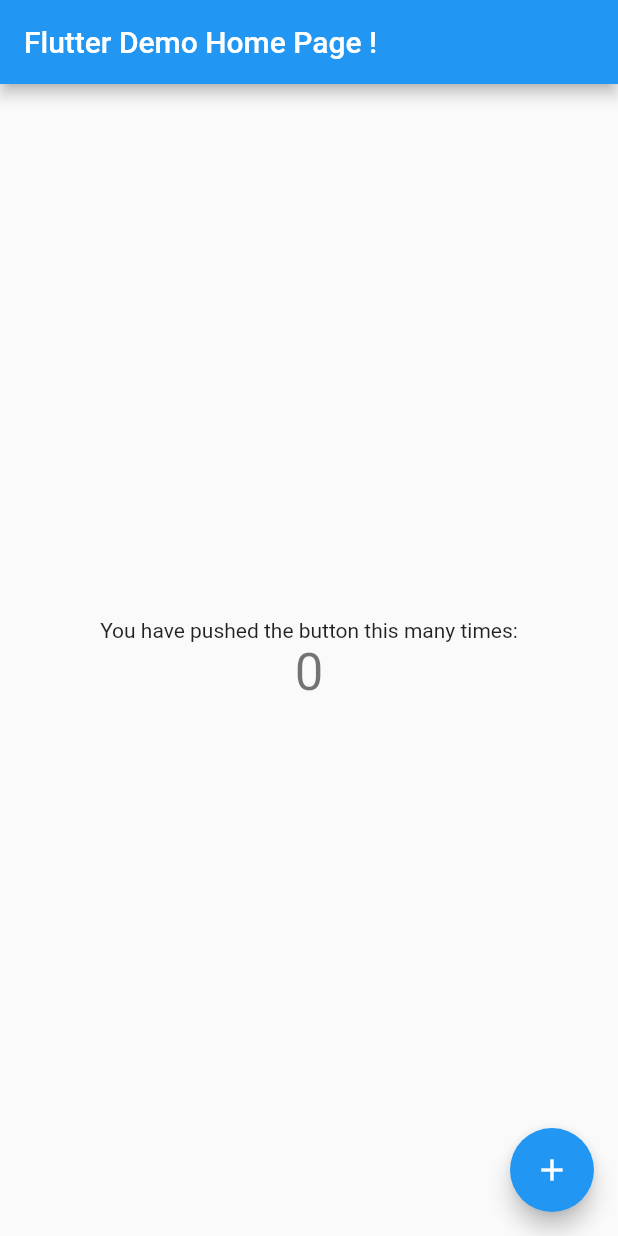
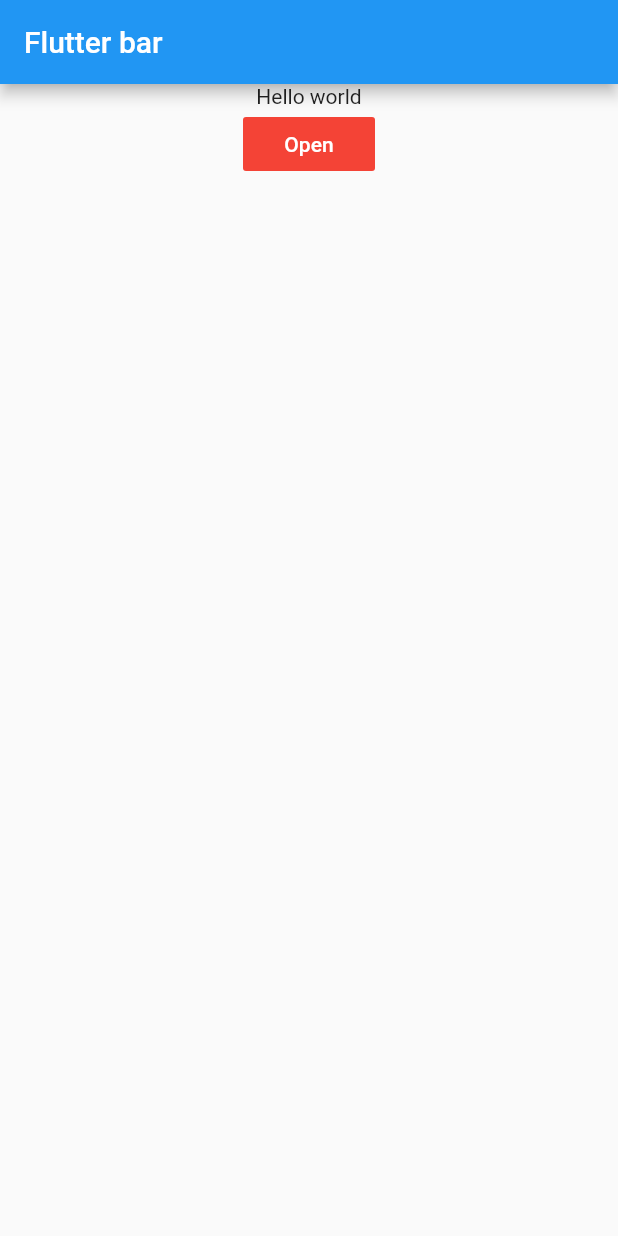
Before and after one commit to nenaz/flutter-movie, a Flutter app: the screen it shows after launch, on a phone screen of 412 x 824 dp. Run offline on Flutter 3.47's test engine with Material 2 defaults, Android fonts, the phone set to English and light mode, and no system bars.

Commit message:
lesson 1

```diff
--- a/lib/main.dart
+++ b/lib/main.dart
@@ -1,118 +1,42 @@
 import 'package:flutter/material.dart';
+import 'package:url_launcher/url_launcher.dart';
 
-void main() {
-  runApp(MyApp());
-}
-
-class MyApp extends StatelessWidget {
-  // This widget is the root of your application.
+class MyBody extends StatelessWidget {
   @override
   Widget build(BuildContext context) {
-    return MaterialApp(
-      debugShowCheckedModeBanner: false,
-      title: 'Flutter Demo',
-      theme: ThemeData(
-        // This is the theme of your application.
-        //
-        // Try running your application with "flutter run". You'll see the
-        // application has a blue toolbar. Then, without quitting the app, try
-        // changing the primarySwatch below to Colors.green and then invoke
-        // "hot reload" (press "r" in the console where you ran "flutter run",
-        // or simply save your changes to "hot reload" in a Flutter IDE).
-        // Notice that the counter didn't reset back to zero; the application
-        // is not restarted.
-        primarySwatch: Colors.blue,
-        // This makes the visual density adapt to the platform that you run
-        // the app on. For desktop platforms, the controls will be smaller and
-        // closer together (more dense) than on mobile platforms.
-        visualDensity: VisualDensity.adaptivePlatformDensity,
+    return new Center(
+      child: new Column(
+        children: <Widget>[
+          new Text('Hello world'),
+          new FlatButton(
+            onPressed: () async{
+              const url = 'https:yandex.ru';
+              if (await canLaunch(url)) {
+                await (launch(url));
+              } else {
+                throw('ERROR');
+              }
+            },
+            child: Text('Open'),
+            color: Colors.red,
+            textColor: Colors.white,
+          )
+        ],
       ),
-      home: MyHomePage(title: 'Flutter Demo Home Page !'),
     );
   }
 }
 
-class MyHomePage extends StatefulWidget {
-  MyHomePage({Key key, this.title}) : super(key: key);
-
-  // This widget is the home page of your application. It is stateful, meaning
-  // that it has a State object (defined below) that contains fields that affect
-  // how it looks.
-
-  // This class is the configuration for the state. It holds the values (in this
-  // case the title) provided by the parent (in this case the App widget) and
-  // used by the build method of the State. Fields in a Widget subclass are
-  // always marked "final".
-
-  final String title;
-
-  @override
-  _MyHomePageState createState() => _MyHomePageState();
+void main() {
+  runApp(
+    new MaterialApp(
+      debugShowCheckedModeBanner: false,
+      home: new Scaffold(
+        appBar: new AppBar(
+          title: new Text('Flutter bar'),
+        ),
+        body: new MyBody(),
+      )
+    )
+  );
 }
-
-class _MyHomePageState extends State<MyHomePage> {
-  int _counter = 0;
-
-  void _incrementCounter() {
-    setState(() {
-      // This call to setState tells the Flutter framework that something has
-      // changed in this State, which causes it to rerun the build method below
-      // so that the display can reflect the updated values. If we changed
-      // _counter without calling setState(), then the build method would not be
-      // called again, and so nothing would appear to happen.
-      _counter++;
-    });
-  }
-
-  @override
-  Widget build(BuildContext context) {
-    // This method is rerun every time setState is called, for instance as done
-    // by the _incrementCounter method above.
-    //
-    // The Flutter framework has been optimized to make rerunning build methods
-    // fast, so that you can just rebuild anything that needs updating rather
-    // than having to individually change instances of widgets.
-    return Scaffold(
-      appBar: AppBar(
-        // Here we take the value from the MyHomePage object that was created by
-        // the App.build method, and use it to set our appbar title.
-        title: Text(widget.title),
-      ),
-      body: Center(
-        // Center is a layout widget. It takes a single child and positions it
-        // in the middle of the parent.
-        child: Column(
-          // Column is also a layout widget. It takes a list of children and
-          // arranges them vertically. By default, it sizes itself to fit its
-          // children horizontally, and tries to be as tall as its parent.
-          //
-          // Invoke "debug painting" (press "p" in the console, choose the
-          // "Toggle Debug Paint" action from the Flutter Inspector in Android
-          // Studio, or the "Toggle Debug Paint" command in Visual Studio Code)
-          // to see the wireframe for each widget.
-          //
-          // Column has various properties to control how it sizes itself and
-          // how it positions its children. Here we use mainAxisAlignment to
-          // center the children vertically; the main axis here is the vertical
-          // axis because Columns are vertical (the cross axis would be
-          // horizontal).
-          mainAxisAlignment: MainAxisAlignment.center,
-          children: <Widget>[
-            Text(
-              'You have pushed the button this many times:',
-            ),
-            Text(
-              '$_counter',
-              style: Theme.of(context).textTheme.headline4,
-            ),
-          ],
-        ),
-      ),
-      floatingActionButton: FloatingActionButton(
-        onPressed: _incrementCounter,
-        tooltip: 'Increment',
-        child: Icon(Icons.add),
-      ), // This trailing comma makes auto-formatting nicer for build methods.
-    );
-  }
-}
--- a/pubspec.yaml
+++ b/pubspec.yaml
@@ -23,7 +23,7 @@ environment:
 dependencies:
   flutter:
     sdk: flutter
-
+  url_launcher: ^3.0.1
 
   # The following adds the Cupertino Icons font to your application.
   # Use with the CupertinoIcons class for iOS style icons.
```
Also changed, not shown: pubspec.lock.
